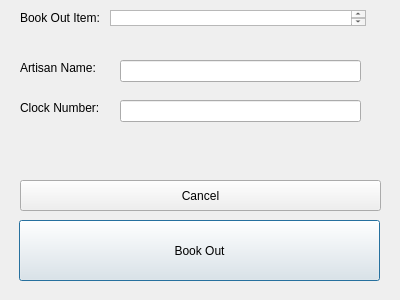
This is clocklog.ui in Varyk32/inv-management as Qt 5 draws it before an edit. The edited form follows.
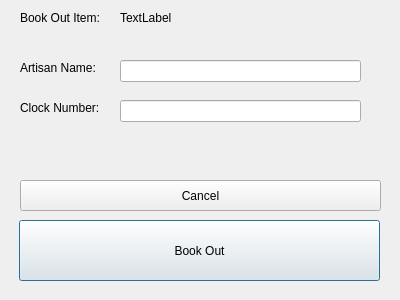
This is the edited form.

Diff of the .ui file:
```diff
--- a/clocklog.ui
+++ b/clocklog.ui
@@ -52,16 +52,6 @@
     <string>Cancel</string>
    </property>
   </widget>
-  <widget class="QTextBrowser" name="tbItemName">
-   <property name="geometry">
-    <rect>
-     <x>110</x>
-     <y>10</y>
-     <width>256</width>
-     <height>16</height>
-    </rect>
-   </property>
-  </widget>
   <widget class="QLineEdit" name="leArtisanName">
    <property name="geometry">
     <rect>
@@ -108,6 +98,19 @@
     </rect>
    </property>
   </widget>
+  <widget class="QLabel" name="lblItemName">
+   <property name="geometry">
+    <rect>
+     <x>120</x>
+     <y>10</y>
+     <width>251</width>
+     <height>16</height>
+    </rect>
+   </property>
+   <property name="text">
+    <string>TextLabel</string>
+   </property>
+  </widget>
  </widget>
  <resources/>
  <connections/>
```
